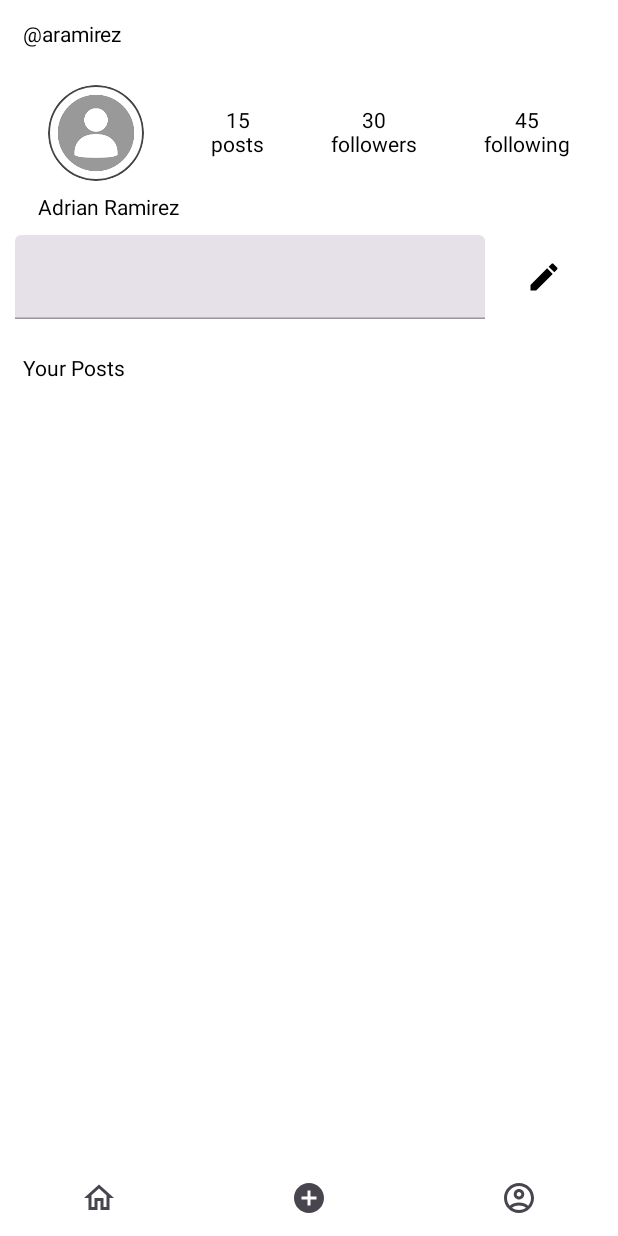
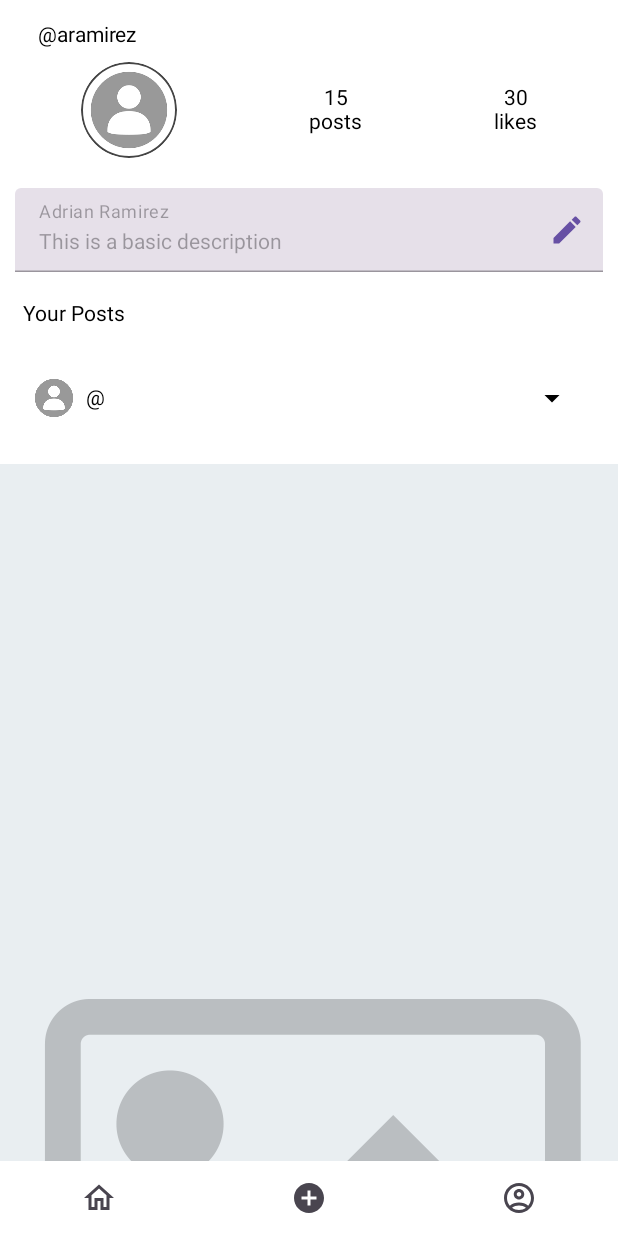
Before and after one commit to adrian-ramirezc/iCook, an Android app built with Jetpack Compose: the @Preview function ProfileScreenPreview, on a phone screen of 412 x 824 dp. Run offline under Robolectric (Android 15) with nearby library versions, the phone set to English and light mode, and no system bars; network calls fail.

Commit message:
Profile Screen style improved

```diff
--- a/app/src/main/java/com/example/icook/ui/screens/ProfileScreen.kt
+++ b/app/src/main/java/com/example/icook/ui/screens/ProfileScreen.kt
@@ -41,26 +41,22 @@ fun ProfileScreen(
     modifier: Modifier = Modifier,
     user: User = User(),
     posts_counter: Int = 15,
-    followers_counter: Int = 30,
-    following_counter: Int = 45,
-    posts: List<Post> = listOf<Post>(),
+    likes_counter: Int = 30,
+    posts: List<Post> = listOf(),
     onDescriptionTextFieldClicked: (String) -> Unit = {a: String ->},
     onHomeButtonClicked: () -> Unit = {},
     onCreatePostButtonClicked: () -> Unit = {},
     persistNewUserDescription: () -> Unit = {},
     onPostOptionClicked: (Post, UserPostOptions) -> Unit = { _, _ ->}
 ) {
-
-    var isDescriptionEnabled by remember {
-        mutableStateOf<Boolean>(false)
-    }
+    var isDescriptionEnabled by remember { mutableStateOf<Boolean>(false) }
 
     Column(
         modifier = modifier
     ) {
         Text(
             text = "@${user.username}",
-            modifier = Modifier.padding(15.dp)
+            modifier = Modifier.padding(start = 25.dp, top = 15.dp)
         )
         Row(
             modifier = Modifier
@@ -87,20 +83,10 @@ fun ProfileScreen(
             Column(
                 horizontalAlignment = Alignment.CenterHorizontally
             ) {
-                Text(text = "$followers_counter")
-                Text(text = "followers")
-            }
-            Column(
-                horizontalAlignment = Alignment.CenterHorizontally
-            ) {
-                Text(text = "$following_counter")
-                Text(text = "following")
+                Text(text = "$likes_counter")
+                Text(text = "likes")
             }
         }
-        Text(
-            text = "${user.name} ${user.lastname}",
-            modifier = Modifier.padding(start = 25.dp)
-            )
         Row(
             modifier = Modifier
                 .fillMaxWidth()
@@ -109,14 +95,14 @@ fun ProfileScreen(
             verticalAlignment = Alignment.CenterVertically
         ) {
             TextField(
+                label = {Text(text = "${user.name} ${user.lastname}")},
                 modifier = Modifier.weight(0.8f),
                 maxLines = 3,
                 enabled = isDescriptionEnabled,
                 value = user.description,
-                onValueChange ={newValue -> onDescriptionTextFieldClicked(newValue)}
-            )
+                trailingIcon = {
                     IconToggleButton(
-                checked = isDescriptionEnabled,
+                        checked = true,
                         modifier = Modifier.weight(0.2f),
                         onCheckedChange = {checked ->
                             isDescriptionEnabled = !isDescriptionEnabled
@@ -129,12 +115,15 @@ fun ProfileScreen(
                             if (isDescriptionEnabled) {Icons.Default.Check} else {Icons.Default.Create}
                             , contentDescription = null
                         )
-            }
+                        }},
+                        onValueChange ={newValue -> onDescriptionTextFieldClicked(newValue)}
+            )
+
         }
 
         Text(
             text = "Your Posts",
-            modifier = Modifier.padding(15.dp)
+            modifier = Modifier.padding(start = 15.dp, top = 10.dp, bottom = 4.dp)
         )
         FeedPostList(
             modifier = Modifier.weight(1f),
@@ -142,17 +131,6 @@ fun ProfileScreen(
             onPostOptionClicked = onPostOptionClicked,
             isUserPosts = true,
         )
-        //LazyVerticalGrid(
-        //    columns = GridCells.Adaptive(minSize = 96.dp),
-        //    modifier = Modifier.weight(1f)
-        //){
-        //    items(18) {Image(
-          //      painter = painterResource(id = R.drawable.default_post),
-            //    contentDescription = null,
-              //  modifier = Modifier.fillMaxWidth(),
-                //contentScale = ContentScale.Crop,
-           // )}
-        //}
         BottomNavigationBar(
             onHomeButtonClicked = onHomeButtonClicked,
             onCreatePostButtonClicked = onCreatePostButtonClicked,
@@ -163,5 +141,13 @@ fun ProfileScreen(
 @Preview(showBackground = true)
 @Composable
 fun ProfileScreenPreview(){
-    ProfileScreen(user=User(username = "aramirez", name = "Adrian", lastname = "Ramirez"))
+    ProfileScreen(
+        user=User(
+            username = "aramirez",
+            name = "Adrian",
+            lastname = "Ramirez",
+            description = "This is a basic description"
+        ),
+        posts = listOf(Post(), Post())
+    )
 }
```
Lines whose indentation alone changed are shown as unchanged.
